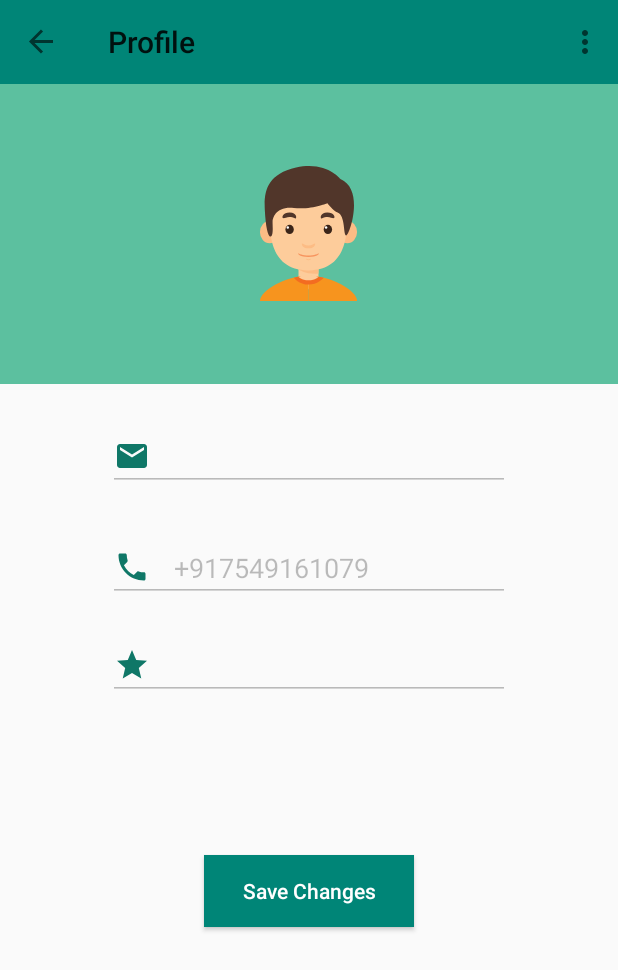
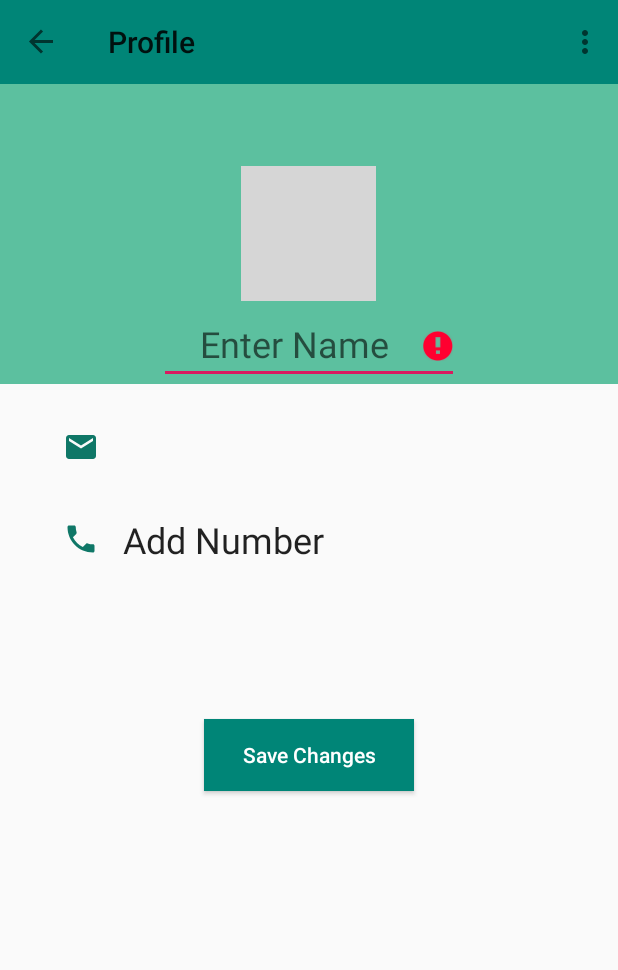
Before and after one commit to probelalkhan/Firebase-Authentication-Tutorial-2019, an Android app: the ProfileFragment screen opened through its navigation route, in the side drawer, after a tap on "Profile", on a phone screen of 412 x 824 dp. Shown: the top 970 px of the screen. Run offline under Robolectric (Android 15) with nearby library versions, the phone set to English and light mode, and no system bars; our stand-ins replace Firebase (no records; nobody signed in at launch, a user with empty details on screens opened directly), navigation-ui; pictures from the network do not load; grey boxes are pictures that could not be loaded.

Commit message:
Updating Profile

```diff
--- a/app/build.gradle
+++ b/app/build.gradle
@@ -46,5 +46,6 @@ dependencies {
     implementation "androidx.navigation:navigation-fragment-ktx:$nav_version" // For Kotlin use navigation-fragment-ktx
     implementation "androidx.navigation:navigation-ui-ktx:$nav_version" // For Kotlin use navigation-ui-ktx
 
-
+    implementation 'com.github.bumptech.glide:glide:4.9.0'
+    annotationProcessor 'com.github.bumptech.glide:compiler:4.9.0'
 }
--- a/app/src/main/java/net/simplifiedcoding/firebaseauthtutorial/ProfileFragment.kt
+++ b/app/src/main/java/net/simplifiedcoding/firebaseauthtutorial/ProfileFragment.kt
@@ -10,7 +10,9 @@ import android.view.LayoutInflater
 import android.view.View
 import android.view.ViewGroup
 import androidx.fragment.app.Fragment
+import com.bumptech.glide.Glide
 import com.google.firebase.auth.FirebaseAuth
+import com.google.firebase.auth.UserProfileChangeRequest
 import com.google.firebase.storage.FirebaseStorage
 import kotlinx.android.synthetic.main.fragment_profile.*
 import java.io.ByteArrayOutputStream
@@ -18,8 +20,12 @@ import java.io.ByteArrayOutputStream
 
 class ProfileFragment : Fragment() {
 
+    private val DEFAULT_IMAGE_URL = "https://picsum.photos/200"
+
     private lateinit var imageUri: Uri
     private val REQUEST_IMAGE_CAPTURE = 100
+
+    private val currentUser = FirebaseAuth.getInstance().currentUser
 
     override fun onCreateView(
         inflater: LayoutInflater, container: ViewGroup?,
@@ -32,9 +38,61 @@ class ProfileFragment : Fragment() {
     override fun onViewCreated(view: View, savedInstanceState: Bundle?) {
         super.onViewCreated(view, savedInstanceState)
 
+        currentUser?.let{ user ->
+            Glide.with(this)
+                .load(user.photoUrl)
+                .into(image_view)
+            edit_text_name.setText(user.displayName)
+            text_email.text = user.email
+
+            text_phone.text = if(user.phoneNumber.isNullOrEmpty()) "Add Number" else user.phoneNumber
+
+            if(user.isEmailVerified){
+                text_not_verified.visibility = View.INVISIBLE
+            }else{
+                text_not_verified.visibility = View.INVISIBLE
+            }
+        }
+
         image_view.setOnClickListener {
             takePictureIntent()
         }
+
+        button_save.setOnClickListener {
+
+            val photo = when{
+                ::imageUri.isInitialized -> imageUri
+                currentUser?.photoUrl == null -> Uri.parse(DEFAULT_IMAGE_URL)
+                else -> currentUser.photoUrl
+            }
+
+            val name = edit_text_name.text.toString().trim()
+
+            if(name.isEmpty()){
+                edit_text_name.error = "name required"
+                edit_text_name.requestFocus()
+                return@setOnClickListener
+            }
+
+            val updates = UserProfileChangeRequest.Builder()
+                .setDisplayName(name)
+                .setPhotoUri(photo)
+                .build()
+
+            progressbar.visibility = View.VISIBLE
+
+            currentUser?.updateProfile(updates)
+                ?.addOnCompleteListener{ task ->
+                    progressbar.visibility = View.INVISIBLE
+                    if(task.isSuccessful){
+                        context?.toast("Profile Updated")
+                    }else{
+                        context?.toast(task.exception?.message!!)
+                    }
+                }
+
+        }
+
     }
 
     private fun takePictureIntent() {
--- a/app/src/main/res/layout/activity_login.xml
+++ b/app/src/main/res/layout/activity_login.xml
@@ -45,14 +45,14 @@
 
 
                 <TextView
-                        android:labelFor="@id/edit_text_email"
+                        android:labelFor="@id/text_email"
                         android:text="email"
                         android:fontFamily="sans-serif-light"
                         android:layout_width="wrap_content"
                         android:layout_height="wrap_content"/>
 
                 <EditText
-                        android:id="@+id/edit_text_email"
+                        android:id="@+id/text_email"
                         android:layout_width="fill_parent"
                         android:layout_height="wrap_content"
                         android:drawableLeft="@drawable/ic_email"
--- a/app/src/main/res/layout/activity_register.xml
+++ b/app/src/main/res/layout/activity_register.xml
@@ -45,14 +45,14 @@
 
 
                 <TextView
-                        android:labelFor="@id/edit_text_email"
+                        android:labelFor="@id/text_email"
                         android:text="email"
                         android:fontFamily="sans-serif-light"
                         android:layout_width="wrap_content"
                         android:layout_height="wrap_content"/>
 
                 <EditText
-                        android:id="@+id/edit_text_email"
+                        android:id="@+id/text_email"
                         android:layout_width="fill_parent"
                         android:layout_height="wrap_content"
                         android:drawableLeft="@drawable/ic_email"
--- a/app/src/main/res/layout/fragment_profile.xml
+++ b/app/src/main/res/layout/fragment_profile.xml
@@ -23,15 +23,18 @@
                     android:layout_width="90dp"
                     android:layout_height="90dp"/>
 
-            <TextView
+            <EditText
+                    android:hint="Enter Name"
+                    android:textAlignment="center"
                     android:layout_marginTop="5dp"
                     android:textColor="@android:color/white"
                     android:textAppearance="@style/TextAppearance.AppCompat.Headline"
                     android:layout_centerHorizontal="true"
                     android:layout_below="@id/image_view"
                     tools:text="Belal Khan"
-                    android:id="@+id/text_view_name"
-                    android:layout_width="wrap_content"
+                    android:enabled="true"
+                    android:id="@+id/edit_text_name"
+                    android:layout_width="200dp"
                     android:layout_height="wrap_content"/>
 
             <ProgressBar
@@ -49,20 +52,21 @@
                 android:layout_centerHorizontal="true"
                 android:orientation="vertical"
                 android:layout_below="@id/layoutHead"
-                android:layout_width="300dp"
+                android:layout_width="360dp"
                 android:layout_height="match_parent">
 
-            <EditText
-                    android:enabled="false"
+            <TextView
+                    android:textAppearance="@style/TextAppearance.AppCompat.Headline"
                     android:layout_gravity="top"
                     android:drawablePadding="16dp"
                     android:drawableLeft="@drawable/ic_email"
                     tools:text="probelalkhan@gmail.com"
-                    android:id="@+id/edit_text_email"
+                    android:id="@+id/text_email"
                     android:layout_width="match_parent"
                     android:layout_height="wrap_content"/>
 
             <TextView
+                    android:id="@+id/text_not_verified"
                     android:visibility="invisible"
                     android:textColor="@android:color/holo_red_dark"
                     android:layout_gravity="right"
@@ -73,27 +77,18 @@
                     android:layout_height="wrap_content"/>
 
 
-            <EditText
+            <TextView
+                    android:textAppearance="@style/TextAppearance.AppCompat.Headline"
                     android:layout_gravity="top"
                     android:drawablePadding="16dp"
                     android:drawableLeft="@drawable/ic_phone"
-                    android:text="+917549161079"
-                    android:enabled="false"
-                    android:id="@+id/edit_text_phone"
+                    tools:text="+917549161079"
+                    android:enabled="true"
+                    android:id="@+id/text_phone"
                     android:layout_width="match_parent"
                     android:layout_marginBottom="20dp"
                     android:layout_height="wrap_content"/>
 
-            <EditText
-                    android:layout_gravity="top"
-                    android:drawablePadding="16dp"
-                    android:drawableLeft="@drawable/ic_point"
-                    tools:text="2340"
-                    android:enabled="false"
-                    android:id="@+id/edit_text_points"
-                    android:layout_width="match_parent"
-                    android:layout_marginBottom="20dp"
-                    android:layout_height="wrap_content"/>
 
             <ProgressBar
                     android:id="@+id/progressbar"
@@ -102,7 +97,9 @@
                     android:layout_gravity="center_horizontal"
                     android:layout_width="wrap_content"
                     android:layout_height="wrap_content"/>
+
             <Button
+                    android:id="@+id/button_save"
                     android:layout_marginTop="15dp"
                     android:textColor="@android:color/white"
                     android:background="?colorPrimary"
--- a/build.gradle
+++ b/build.gradle
@@ -21,7 +21,7 @@ allprojects {
     repositories {
         google()
         jcenter()
-
+        mavenCentral()
     }
 }
 
```
Also changed, not shown: app/src/main/java/net/simplifiedcoding/firebaseauthtutorial/Helper.kt (+6 -6 lines), app/src/main/java/net/simplifiedcoding/firebaseauthtutorial/LoginActivity.kt (+5 -5 lines), app/src/main/java/net/simplifiedcoding/firebaseauthtutorial/RegisterActivity.kt (+5 -5 lines).
